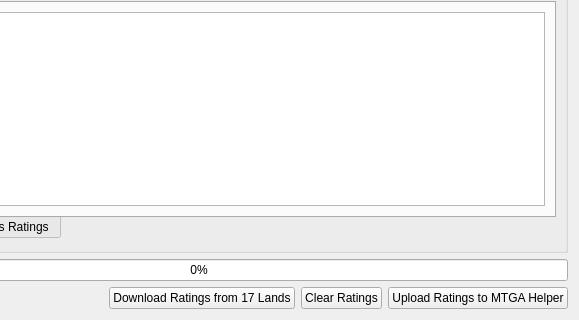
Above: src/mainwindow.ui from VSRonin/17Helper before the change; both pictures show x 221 to 800 and y 491 to 811 of the 800 by 811 pixel window. Below: the same form after it.
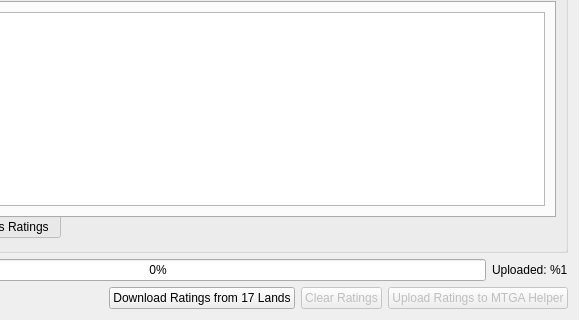
That is the form after the change.

What changed in the file:
```diff
--- a/src/mainwindow.ui
+++ b/src/mainwindow.ui
@@ -419,6 +419,13 @@
        </property>
       </widget>
      </item>
+     <item>
+      <widget class="QLabel" name="uploadedLabel">
+       <property name="text">
+        <string notr="true">Uploaded: %1</string>
+       </property>
+      </widget>
+     </item>
     </layout>
    </item>
    <item>
@@ -448,6 +455,9 @@
      </item>
      <item>
       <widget class="QPushButton" name="clearRatingsButton">
+       <property name="enabled">
+        <bool>false</bool>
+       </property>
        <property name="text">
         <string>Clear Ratings</string>
        </property>
@@ -456,7 +466,7 @@
      <item>
       <widget class="QPushButton" name="uploadButton">
        <property name="enabled">
-        <bool>true</bool>
+        <bool>false</bool>
        </property>
        <property name="text">
         <string>Upload Ratings to MTGA Helper</string>
```
Left out of the diff: 2 changed lines with no effect on the pictures.
